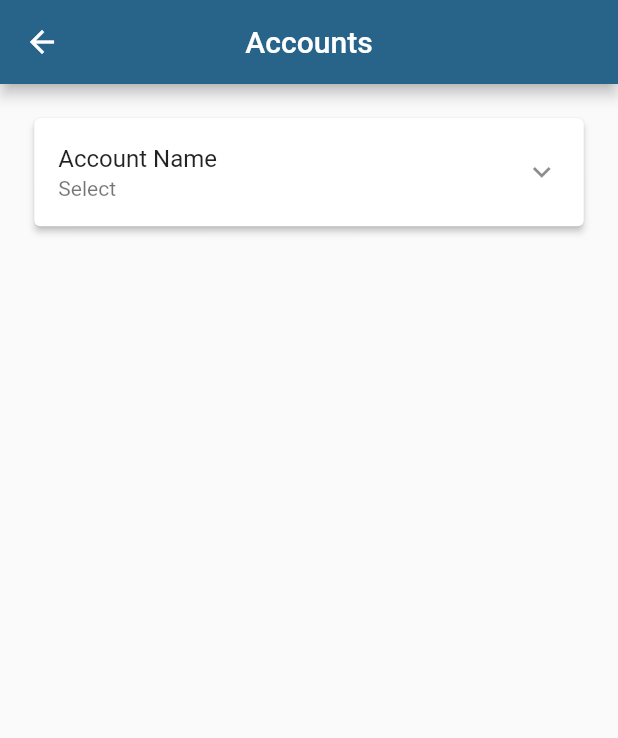
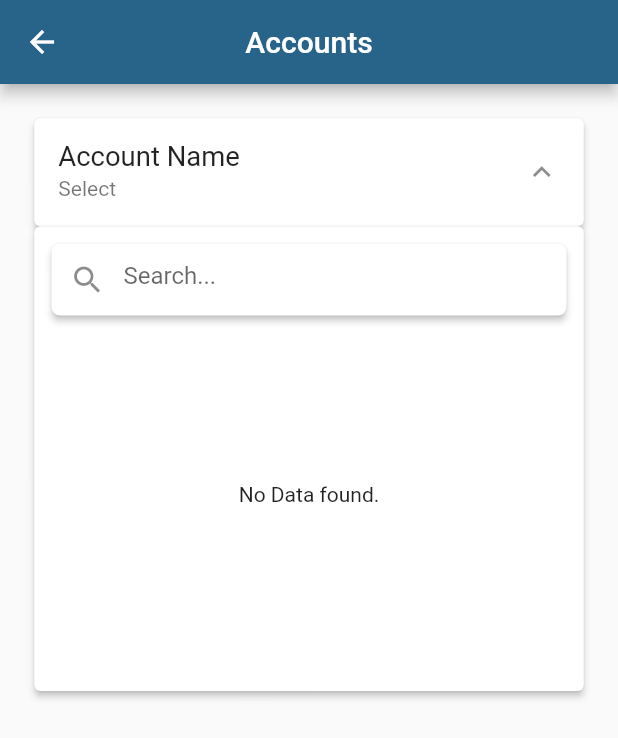
Before and after one commit to vishaldenave/iSFA_CRM, a Flutter app: the AccountsView screen opened directly, after a tap on "Account Name", on a phone screen of 412 x 824 dp. Shown: the top 738 px of the screen. Run offline on Flutter 3.47's test engine with Material 2 defaults, Android fonts, the phone set to English and light mode, and no system bars; our stand-ins replace flutter_bloc, flutter_screenutil, go_router, hive_flutter; accounts and stored records are empty; network calls fail.

Commit message:
Fix isseus

```diff
--- a/lib/accounts_module/accounts_view.dart
+++ b/lib/accounts_module/accounts_view.dart
@@ -14,9 +14,6 @@ class AccountsView extends StatefulWidget {
 }
 
 class _AccountsViewState extends State<AccountsView> {
-  bool isAccountNameSelecting = false;
-  bool showContants = false;
-
   @override
   Widget build(BuildContext context) {
     return Scaffold(
@@ -27,33 +24,40 @@ class _AccountsViewState extends State<AccountsView> {
       body: RepositoryProvider(
         create: (context) => AccountsRepository(),
         child: BlocProvider(
-          create: (context) => AccountsBloc(context.read()),
+          create: (context) =>
+              AccountsBloc(context.read())..add(ShowAccountsNameEvent()),
           child: BlocConsumer<AccountsBloc, AccountsState>(
             listener: (context, state) {},
             builder: (context, state) {
               var bloc = context.read<AccountsBloc>();
-              return Column(
+              return SingleChildScrollView(
+                child: Column(
                   children: [
-                  Card(
+                    InkWell(
+                      onTap: () {
+                        bloc.add(ChangeAccountSelectEvent(
+                            !bloc.isAccountNameSelecting));
+                        bloc.showContants = false;
+                      },
+                      child: Card(
                         margin: EdgeInsets.fromLTRB(20.w, 20.w, 20.w, 0),
                         elevation: 2,
                         child: ListTile(
-                      onTap: () {
-                        isAccountNameSelecting = !isAccountNameSelecting;
-                        showContants = false;
-                        bloc.add(ShowAccountsNameEvent());
-                      },
-                      title: const Text("Account Name"),
-                      subtitle: state is ShowSelectedAccountState
-                          ? Text(bloc.showSelectedName)
-                          : const Text("Select"),
-                      trailing: Icon(isAccountNameSelecting
+                          title: Text(
+                            "Account Name",
+                            style: TextStyle(
+                                fontSize: 16.sp, fontWeight: FontWeight.w400),
+                          ),
+                          subtitle: Text(bloc.showSelectedName.isEmpty
+                              ? "Select"
+                              : bloc.showSelectedName),
+                          trailing: Icon(bloc.isAccountNameSelecting
                               ? Icons.keyboard_arrow_up
                               : Icons.keyboard_arrow_down),
                         ),
                       ),
-                  if (isAccountNameSelecting &&
-                      (state is ShowAccountsNameState || state is SearchState))
+                    ),
+                    if (bloc.isAccountNameSelecting)
                       Card(
                         margin: EdgeInsets.fromLTRB(20.w, 0, 20.w, 20.w),
                         elevation: 2,
@@ -79,30 +83,45 @@ class _AccountsViewState extends State<AccountsView> {
                                   height: 200.h,
                                   child: bloc.orgList.isNotEmpty
                                       ? ListView.builder(
+                                          shrinkWrap: true,
                                           itemCount: bloc.filteredList.length,
                                           itemBuilder: (context, index) =>
-                                            SizedBox(
-                                          height: 30.h,
-                                          child: ListTile(
+                                              InkWell(
                                             onTap: () {
-                                              showContants = true;
-                                              isAccountNameSelecting = false;
+                                              bloc.showContants = true;
+                                              bloc.add(ChangeAccountSelectEvent(
+                                                  false));
+
                                               bloc.add(ShowSelectedAccountEvent(
+                                                  bloc.filteredList[index]));
+                                            },
+                                            child: Padding(
+                                              padding:
+                                                  const EdgeInsets.all(8.0),
+                                              child: Text(
                                                   bloc.filteredList[index]
                                                       .orgName,
-                                                  bloc.filteredList[index]
-                                                      .orgId));
-                                            },
-                                            contentPadding:
-                                                const EdgeInsets.all(0),
-                                            title: Text(
-                                              bloc.filteredList[index].orgName,
                                                   style: TextStyle(
-                                                  color: Colors.grey,
-                                                  fontSize: 13.sp),
+                                                      color: Colors.black87,
+                                                      fontSize: 14.sp)),
                                             ),
                                           ),
-                                        ),
+
+                                          //     SizedBox(
+                                          //   height: 30.h,
+                                          //   child: ListTile(
+
+                                          //     contentPadding:
+                                          //         const EdgeInsets.all(0),
+                                          //     title: Text(
+                                          //       bloc.filteredList[index]
+                                          //           .orgName,
+                                          //       style: TextStyle(
+                                          //           color: Colors.grey,
+                                          //           fontSize: 13.sp),
+                                          //     ),
+                                          //   ),
+                                          // ),
                                         )
                                       : const Center(
                                           child: Text("No Data found."),
@@ -111,9 +130,9 @@ class _AccountsViewState extends State<AccountsView> {
                           ),
                         ),
                       ),
-                  if (showContants)
-                    Expanded(
-                      child: ListView.separated(
+                    if (bloc.showContants)
+                      ListView.separated(
+                          shrinkWrap: true,
                           itemCount: bloc.contactList.length,
                           padding: EdgeInsets.all(10.w),
                           separatorBuilder: (context, index) => SizedBox(
@@ -165,8 +184,8 @@ class _AccountsViewState extends State<AccountsView> {
                                   ),
                                 ),
                               )),
-                    )
                   ],
+                ),
               );
             },
           ),
--- a/lib/accounts_module/bloc/accounts_bloc.dart
+++ b/lib/accounts_module/bloc/accounts_bloc.dart
@@ -13,31 +13,18 @@ class AccountsBloc extends Bloc<AccountsEvent, AccountsState> {
   List<OrgList> filteredList = [];
   String showSelectedName = "";
   List<ContactList> contactList = [];
+  bool isAccountNameSelecting = false;
+  bool showContants = false;
 
   AccountsBloc(this.repo) : super(AccountsInitial()) {
+    on<ChangeAccountSelectEvent>((event, emit) =>
+        {isAccountNameSelecting = event.value, emit(ChangeState())});
     on<ShowAccountsNameEvent>((event, emit) async {
       try {
-        // final campaignIdRes = await AssignedAccountsRepository()
-        //     .getCurrentCaimpaign()
-        //     .catchError((onError) {
-        //   throw onError.toString();
-        // });
-        // if (campaignIdRes.statusCode == 200) {
-        //   if (campaignIdRes.campaignList.isNotEmpty) {
-        //     campaignId = campaignIdRes.campaignList.first.campaignId;
-        //   }
-        // }
-
         final accountResponse =
             await repo.getAccountname().catchError((onError) {
           throw onError.toString();
         });
-        // if (accountResponse.statusCode == 200) {
-        //   if (accountResponse.orgList.isNotEmpty) {
-
-        //   }
-
-        // }
         orgList = accountResponse.orgList;
         filteredList = orgList;
         emit(ShowAccountsNameState());
@@ -47,8 +34,8 @@ class AccountsBloc extends Bloc<AccountsEvent, AccountsState> {
     });
 
     on<ShowSelectedAccountEvent>((event, emit) {
-      showSelectedName = event.accountName;
-      add(ShowContactListEvent(event.orgId));
+      showSelectedName = event.orgList.orgName;
+      add(ShowContactListEvent(event.orgList.orgId));
     });
 
     on<ShowContactListEvent>((event, emit) async {
--- a/lib/accounts_module/bloc/accounts_event.dart
+++ b/lib/accounts_module/bloc/accounts_event.dart
@@ -6,9 +6,8 @@ abstract class AccountsEvent {}
 class ShowAccountsNameEvent extends AccountsEvent {}
 
 class ShowSelectedAccountEvent extends AccountsEvent {
-  final String accountName;
-  final String orgId;
-  ShowSelectedAccountEvent(this.accountName, this.orgId);
+  final OrgList orgList;
+  ShowSelectedAccountEvent(this.orgList);
 }
 
 class ShowContactListEvent extends AccountsEvent {
@@ -20,3 +19,8 @@ class SearchEvent extends AccountsEvent {
   final String value;
   SearchEvent(this.value);
 }
+
+class ChangeAccountSelectEvent extends AccountsEvent {
+  final bool value;
+  ChangeAccountSelectEvent(this.value);
+}
--- a/lib/accounts_module/bloc/accounts_state.dart
+++ b/lib/accounts_module/bloc/accounts_state.dart
@@ -12,3 +12,5 @@ class ShowSelectedAccountState extends AccountsState {}
 class ShowContactListState extends AccountsState {}
 
 class SearchState extends AccountsState {}
+
+class ChangeState extends AccountsState {}
```
Lines whose indentation alone changed are shown as unchanged.
